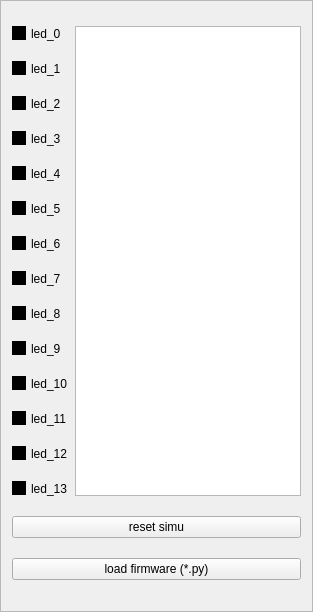
This is simuleds/leds.ui in feth/simuleds as Qt 5 draws it before an edit. The edited form follows.
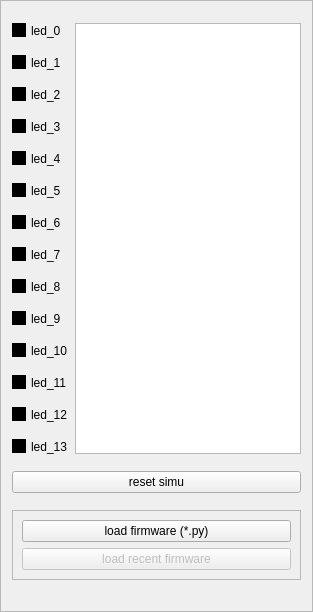
This is the edited form.

Commit message: a 'recent files' functionnality

```diff
--- a/simuleds/leds.ui
+++ b/simuleds/leds.ui
@@ -140,10 +140,38 @@
     </widget>
    </item>
    <item row="15" column="0" colspan="2">
-    <widget class="QPushButton" name="load">
-     <property name="text">
-      <string>load firmware (*.py)</string>
+    <widget class="QFrame" name="frame">
+     <property name="sizePolicy">
+      <sizepolicy hsizetype="Preferred" vsizetype="Maximum">
+       <horstretch>0</horstretch>
+       <verstretch>0</verstretch>
+      </sizepolicy>
      </property>
+     <property name="frameShape">
+      <enum>QFrame::StyledPanel</enum>
+     </property>
+     <property name="frameShadow">
+      <enum>QFrame::Sunken</enum>
+     </property>
+     <layout class="QVBoxLayout" name="verticalLayout">
+      <item>
+       <widget class="QPushButton" name="load">
+        <property name="text">
+         <string>load firmware (*.py)</string>
+        </property>
+       </widget>
+      </item>
+      <item>
+       <widget class="QPushButton" name="recent">
+        <property name="enabled">
+         <bool>false</bool>
+        </property>
+        <property name="text">
+         <string>load recent firmware</string>
+        </property>
+       </widget>
+      </item>
+     </layout>
     </widget>
    </item>
   </layout>
```
Left out of the diff: 6 changed lines with no effect on the pictures. The commit also changes 1 other file.
